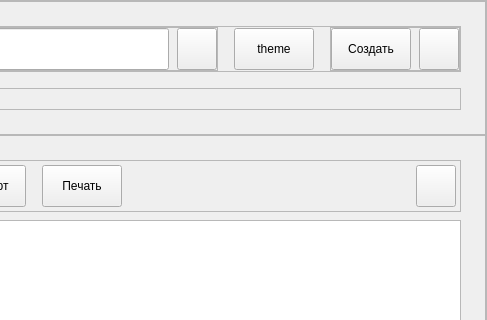
First picture: the form in ui/ui/main.ui, repository pntech-dev/Documents-Exp-Desktop, before the edit; both pictures show x 577 to 1064 and y 0 to 320 of the 1064 by 600 pixel window.
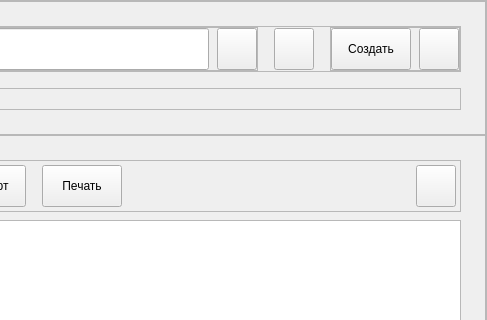
Second picture: the form after the edit. Custom widgets are drawn as their Qt base class.

Patch:
```diff
--- a/ui/ui/main.ui
+++ b/ui/ui/main.ui
@@ -493,7 +493,7 @@
                 </size>
                </property>
                <property name="text">
-                <string>theme</string>
+                <string></string>
                </property>
               </widget>
              </item>
```
